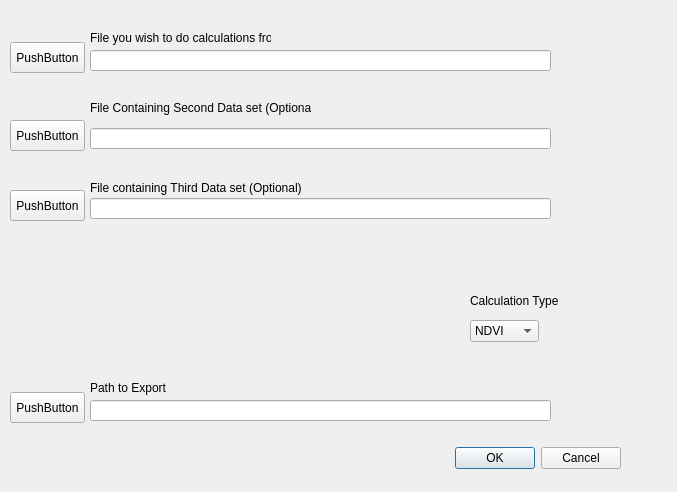
Before: the Qt Designer form mainPlug/ImportExport.ui in NSCC-EAT-Lab/QGIS-plugin, drawn with Qt 5.
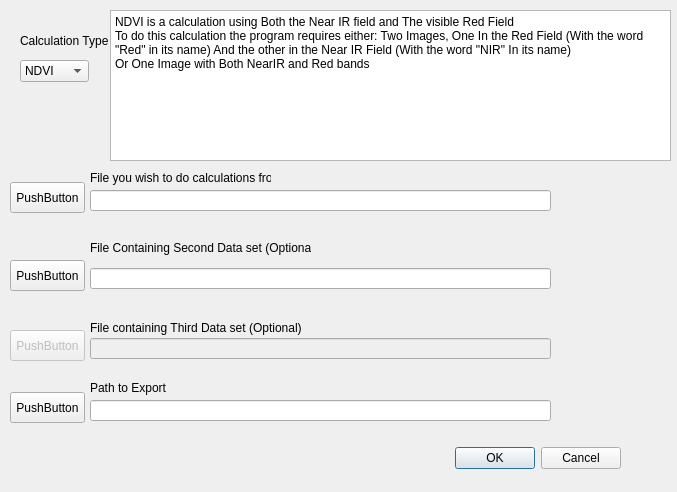
After: the same form once the commit is applied.

Commit message: Setup the Dropdown and CalcHelp Boxes with explanations of the functions

The edit to the form file:
```diff
--- a/mainPlug/ImportExport.ui
+++ b/mainPlug/ImportExport.ui
@@ -33,7 +33,7 @@
    <property name="geometry">
     <rect>
      <x>90</x>
-     <y>30</y>
+     <y>170</y>
      <width>181</width>
      <height>16</height>
     </rect>
@@ -46,7 +46,7 @@
    <property name="geometry">
     <rect>
      <x>10</x>
-     <y>42</y>
+     <y>182</y>
      <width>75</width>
      <height>31</height>
     </rect>
@@ -59,7 +59,7 @@
    <property name="geometry">
     <rect>
      <x>90</x>
-     <y>50</y>
+     <y>190</y>
      <width>461</width>
      <height>21</height>
     </rect>
@@ -105,7 +105,7 @@
    <property name="geometry">
     <rect>
      <x>10</x>
-     <y>120</y>
+     <y>260</y>
      <width>75</width>
      <height>31</height>
     </rect>
@@ -118,7 +118,7 @@
    <property name="geometry">
     <rect>
      <x>90</x>
-     <y>128</y>
+     <y>268</y>
      <width>461</width>
      <height>21</height>
     </rect>
@@ -128,7 +128,7 @@
    <property name="geometry">
     <rect>
      <x>90</x>
-     <y>100</y>
+     <y>240</y>
      <width>221</width>
      <height>16</height>
     </rect>
@@ -140,8 +140,8 @@
   <widget class="QComboBox" name="comboBox">
    <property name="geometry">
     <rect>
-     <x>470</x>
-     <y>320</y>
+     <x>20</x>
+     <y>60</y>
      <width>69</width>
      <height>22</height>
     </rect>
@@ -165,8 +165,8 @@
   <widget class="QLabel" name="label_4">
    <property name="geometry">
     <rect>
-     <x>470</x>
-     <y>290</y>
+     <x>20</x>
+     <y>30</y>
      <width>91</width>
      <height>21</height>
     </rect>
@@ -176,10 +176,13 @@
    </property>
   </widget>
   <widget class="QLineEdit" name="FilePath_4">
+   <property name="enabled">
+    <bool>false</bool>
+   </property>
    <property name="geometry">
     <rect>
      <x>90</x>
-     <y>198</y>
+     <y>338</y>
      <width>461</width>
      <height>21</height>
     </rect>
@@ -189,7 +192,7 @@
    <property name="geometry">
     <rect>
      <x>90</x>
-     <y>180</y>
+     <y>320</y>
      <width>241</width>
      <height>16</height>
     </rect>
@@ -199,10 +202,13 @@
    </property>
   </widget>
   <widget class="QPushButton" name="FileSelect_4">
+   <property name="enabled">
+    <bool>false</bool>
+   </property>
    <property name="geometry">
     <rect>
      <x>10</x>
-     <y>190</y>
+     <y>330</y>
      <width>75</width>
      <height>31</height>
     </rect>
@@ -211,6 +217,24 @@
     <string>PushButton</string>
    </property>
   </widget>
+  <widget class="QPlainTextEdit" name="CalcHelp">
+   <property name="geometry">
+    <rect>
+     <x>110</x>
+     <y>10</y>
+     <width>561</width>
+     <height>151</height>
+    </rect>
+   </property>
+   <property name="readOnly">
+    <bool>true</bool>
+   </property>
+   <property name="plainText">
+    <string>NDVI is a calculation using Both the Near IR field and The visible Red Field
+To do this calculation the program requires either: Two Images, One In the Red Field (With the word &quot;Red&quot; in its name) And the other in the Near IR Field (With the word &quot;NIR&quot; In its name)
+Or One Image with Both NearIR and Red bands</string>
+   </property>
+  </widget>
  </widget>
  <resources/>
  <connections>
```
Left out of the diff: 2 changed lines with no effect on the pictures. The commit also changes 2 other files.
